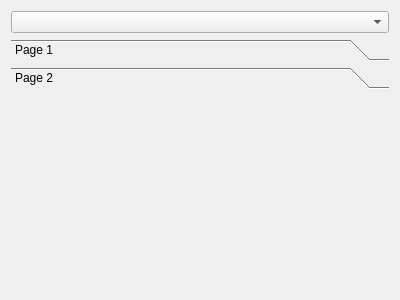
This is studio/include/tesseract_qt/studio/studio_plugin_loader_dialog.ui in tesseract-robotics/tesseract_qt as Qt 5 draws it before an edit. The edited form follows.
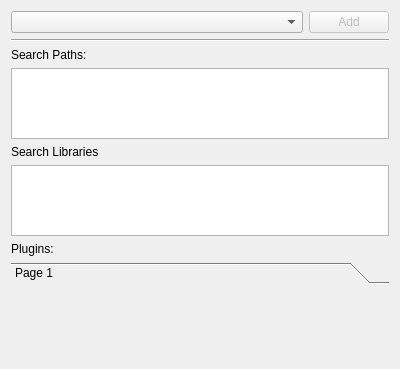
This is the edited form. The open tabs and pages were chosen to show the change.

```diff
--- a/studio/include/tesseract_qt/studio/studio_plugin_loader_dialog.ui
+++ b/studio/include/tesseract_qt/studio/studio_plugin_loader_dialog.ui
@@ -7,7 +7,7 @@
     <x>0</x>
     <y>0</y>
     <width>400</width>
-    <height>300</height>
+    <height>369</height>
    </rect>
   </property>
   <property name="windowTitle">
@@ -36,13 +36,78 @@
        <number>0</number>
       </property>
       <item>
-       <widget class="QComboBox" name="combo_box"/>
+       <widget class="QComboBox" name="combo_box">
+        <property name="sizePolicy">
+         <sizepolicy hsizetype="Preferred" vsizetype="Fixed">
+          <horstretch>1</horstretch>
+          <verstretch>0</verstretch>
+         </sizepolicy>
+        </property>
+       </widget>
+      </item>
+      <item>
+       <widget class="QPushButton" name="add_push_button">
+        <property name="enabled">
+         <bool>false</bool>
+        </property>
+        <property name="text">
+         <string>Add</string>
+        </property>
+       </widget>
       </item>
      </layout>
     </widget>
    </item>
+   <item>
+    <widget class="Line" name="line">
+     <property name="orientation">
+      <enum>Qt::Horizontal</enum>
+     </property>
+    </widget>
+   </item>
+   <item>
+    <widget class="QLabel" name="label">
+     <property name="text">
+      <string>Search Paths:</string>
+     </property>
+    </widget>
+   </item>
+   <item>
+    <widget class="QListView" name="search_paths_list_view">
+     <property name="contextMenuPolicy">
+      <enum>Qt::CustomContextMenu</enum>
+     </property>
+    </widget>
+   </item>
+   <item>
+    <widget class="QLabel" name="label_2">
+     <property name="text">
+      <string>Search Libraries</string>
+     </property>
+    </widget>
+   </item>
+   <item>
+    <widget class="QListView" name="search_libraries_list_view">
+     <property name="contextMenuPolicy">
+      <enum>Qt::CustomContextMenu</enum>
+     </property>
+    </widget>
+   </item>
+   <item>
+    <widget class="QLabel" name="label_3">
+     <property name="text">
+      <string>Plugins:</string>
+     </property>
+    </widget>
+   </item>
    <item>
     <widget class="QToolBox" name="tool_box">
+     <property name="sizePolicy">
+      <sizepolicy hsizetype="Expanding" vsizetype="Expanding">
+       <horstretch>0</horstretch>
+       <verstretch>1</verstretch>
+      </sizepolicy>
+     </property>
      <property name="contextMenuPolicy">
       <enum>Qt::CustomContextMenu</enum>
      </property>
@@ -62,19 +127,6 @@
        <string>Page 1</string>
       </attribute>
      </widget>
-     <widget class="QWidget" name="page_2">
-      <property name="geometry">
-       <rect>
-        <x>0</x>
-        <y>0</y>
-        <width>382</width>
-        <height>68</height>
-       </rect>
-      </property>
-      <attribute name="label">
-       <string>Page 2</string>
-      </attribute>
-     </widget>
     </widget>
    </item>
    <item>
```
Left out of the diff: 20 changed lines with no effect on the pictures.
